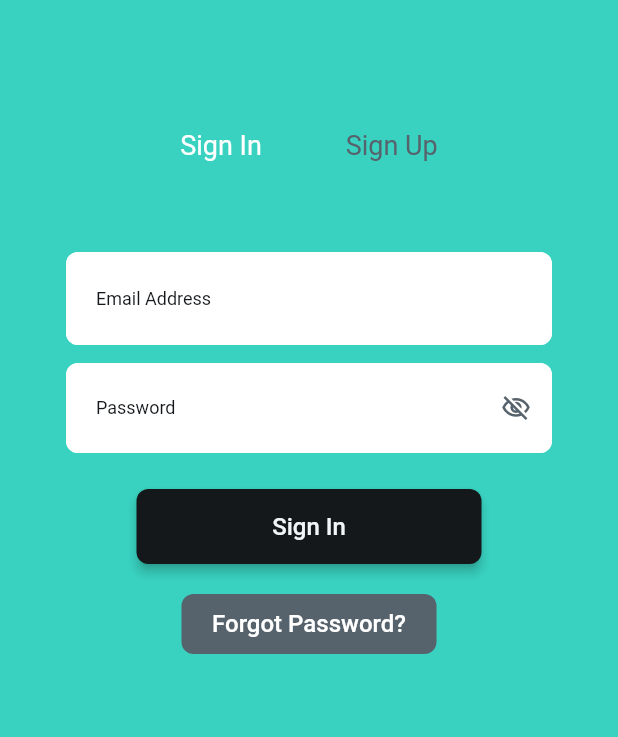
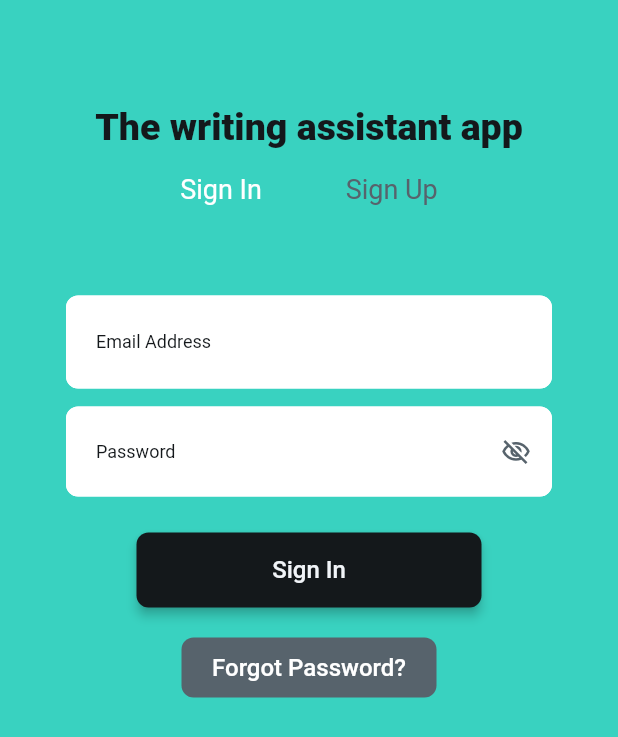
Before and after one commit to maalhammadi/ai_assistant, a Flutter app: the screen it shows after launch, on a phone screen of 412 x 824 dp. Shown: the top 737 px of the screen. Run offline on Flutter 3.47's test engine with Material 2 defaults, Android fonts, the phone set to English and light mode, and no system bars; drawn by our look-alikes of auto_size_text; our stand-ins replace cloud_firestore, cloud_functions, dropdown_button2, firebase_auth, firebase_core, font_awesome_flutter and 10 more; missing offline and left inert: json_path; accounts and stored records are empty; Roboto replaces fonts that are missing (Readex Pro).

Commit message:
Updating to latest FlutterFlow output.

```diff
--- a/lib/auth_page/auth_page_widget.dart
+++ b/lib/auth_page/auth_page_widget.dart
@@ -52,6 +52,21 @@ class _AuthPageWidgetState extends State<AuthPageWidget> {
           child: Column(
             mainAxisSize: MainAxisSize.max,
             children: [
+              Row(
+                mainAxisSize: MainAxisSize.max,
+                mainAxisAlignment: MainAxisAlignment.center,
+                children: [
+                  Text(
+                    'The writing assistant app',
+                    style: FlutterFlowTheme.of(context).titleMedium.override(
+                          fontFamily: 'Readex Pro',
+                          color: FlutterFlowTheme.of(context).primaryText,
+                          fontSize: 25.0,
+                          fontWeight: FontWeight.w800,
+                        ),
+                  ),
+                ],
+              ),
               Expanded(
                 child: DefaultTabController(
                   length: 2,
```
